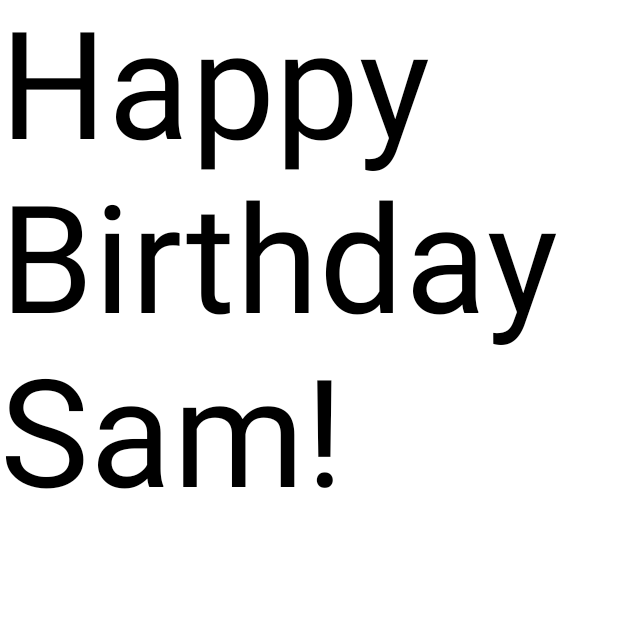
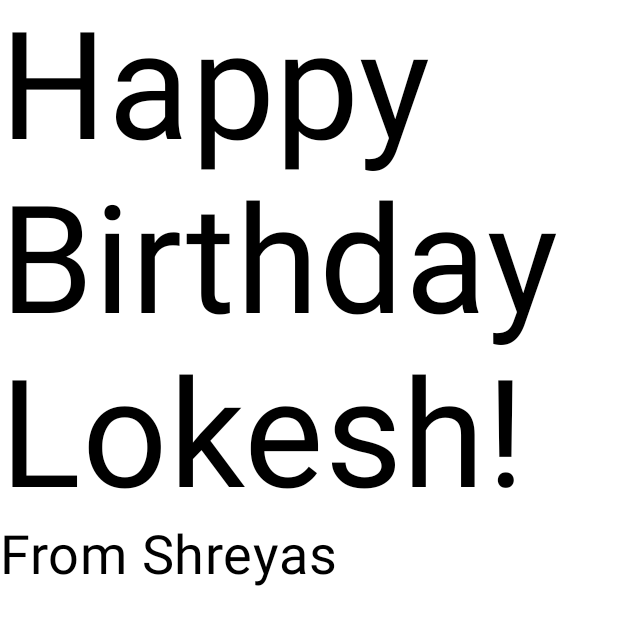
Before and after one commit to shreyaskbkukke/Birthday_Greetings, an Android app built with Jetpack Compose: the @Preview function GreetingPreview, on a phone screen of 412 x 824 dp. Shown: the top 625 px of the screen. Run offline under Robolectric (Android 15) with nearby library versions, the phone set to English and light mode, and no system bars.

Commit message:
UI update

```diff
--- a/app/src/main/java/com/example/birthdaygreetings/MainActivity.kt
+++ b/app/src/main/java/com/example/birthdaygreetings/MainActivity.kt
@@ -3,7 +3,7 @@ package com.example.birthdaygreetings
 import android.os.Bundle
 import androidx.activity.ComponentActivity
 import androidx.activity.compose.setContent
-import androidx.compose.foundation.layout.Row
+import androidx.compose.foundation.layout.Column
 import androidx.compose.foundation.layout.fillMaxSize
 import androidx.compose.material3.MaterialTheme
 import androidx.compose.material3.Surface
@@ -24,7 +24,7 @@ class MainActivity : ComponentActivity() {
                     modifier = Modifier.fillMaxSize(),
                     color = MaterialTheme.colorScheme.background
                 ) {
-
+                    GreetingText( message = "Happy Birthday Lokesh!", from = "From Shreyas")
                 }
             }
         }
@@ -33,7 +33,7 @@ class MainActivity : ComponentActivity() {
 
 @Composable
 fun GreetingText( message: String, from: String, modifier: Modifier = Modifier ) {
-    Row{
+    Column {
         Text(
             text = message,
             fontSize = 100.sp,
@@ -41,17 +41,17 @@ fun GreetingText( message: String, from: String, modifier: Modifier = Modifier )
         )
         Text(
             text = from,
-            fontSize = 36.sp
+            fontSize = 36.sp,
         )
     }
 }
 
 @Preview(
         showBackground = true
-        //,showSystemUi = true
+        ,showSystemUi = true
     ) @Composable
 fun GreetingPreview() {
     BirthdayGreetingsTheme {
-        GreetingText( message = "Happy Birthday Sam!", from = "From Emma")
+        GreetingText( message = "Happy Birthday Lokesh!", from = "From Shreyas")
     }
 }
```
